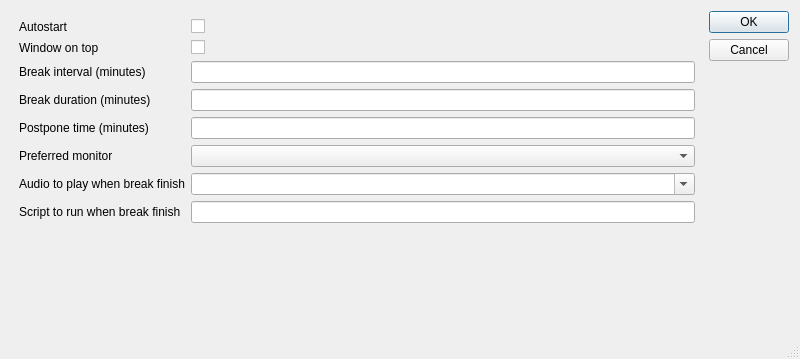
Old version of the form app/settingsdialog.ui in the repository qbreak-app/qbreak.
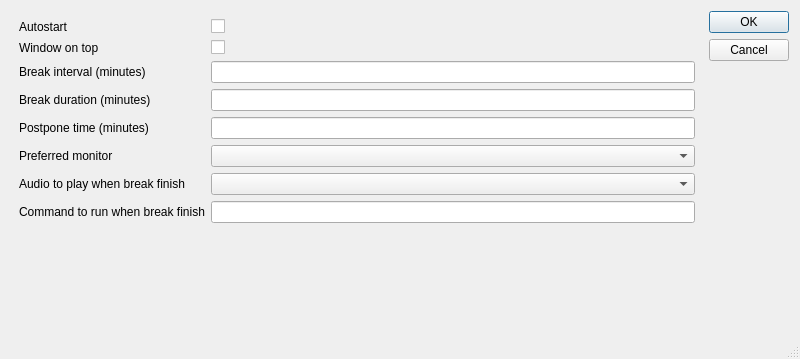
New version of the form.

Patch:
```diff
--- a/app/settingsdialog.ui
+++ b/app/settingsdialog.ui
@@ -124,14 +124,14 @@
      <item row="8" column="1">
       <widget class="QComboBox" name="mAudioComboBox">
        <property name="editable">
-        <bool>true</bool>
+        <bool>false</bool>
        </property>
       </widget>
      </item>
      <item row="9" column="0">
       <widget class="QLabel" name="label_8">
        <property name="text">
-        <string>Script to run when break finish</string>
+        <string>Command to run when break finish</string>
        </property>
       </widget>
      </item>
```
